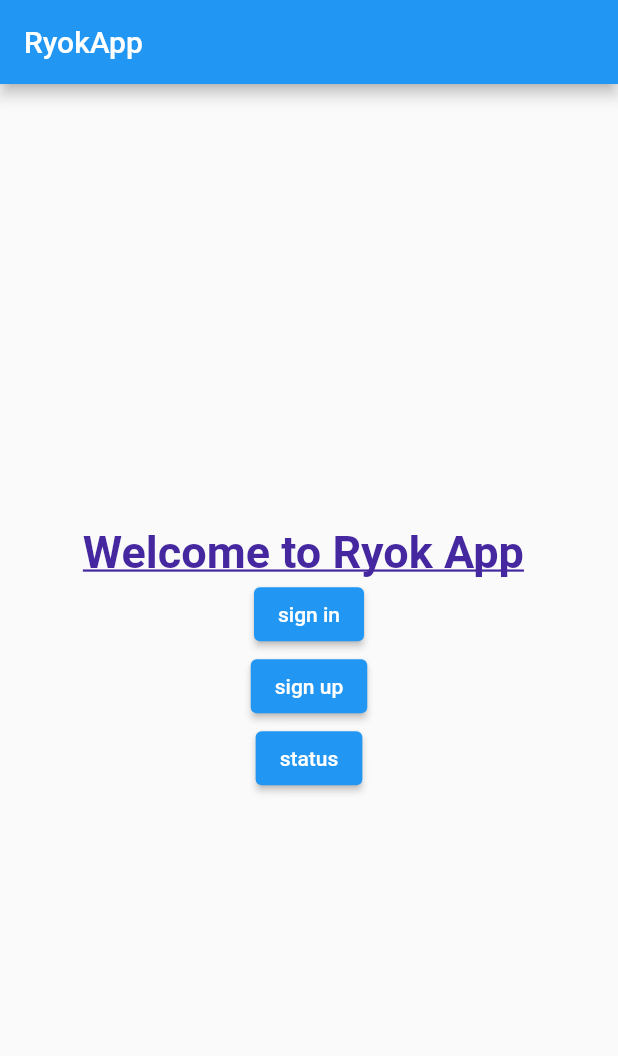
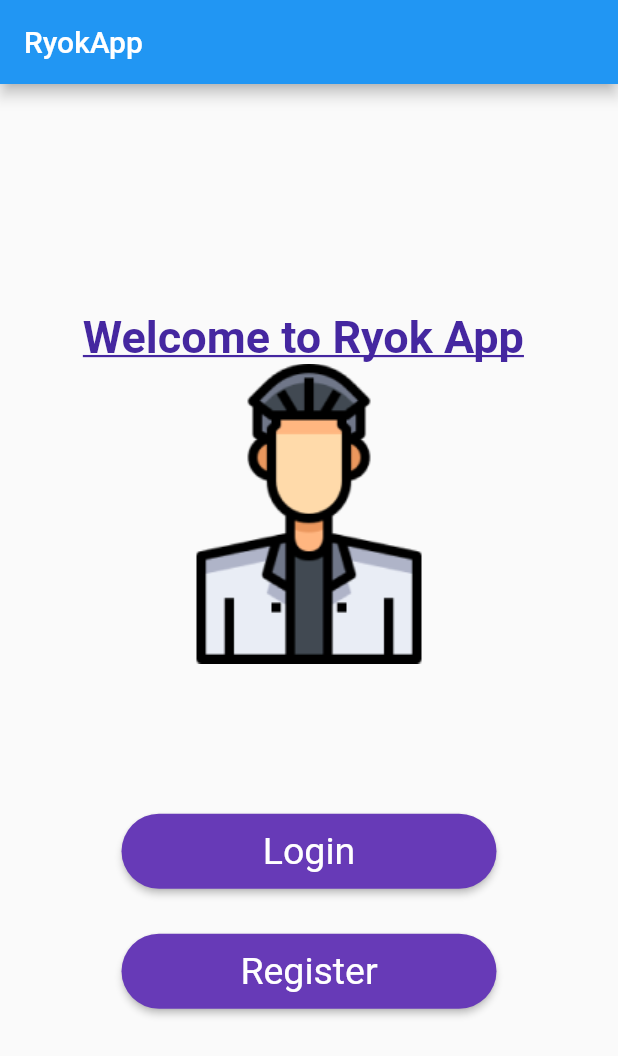
Before and after one commit to Truefes/RyokApp, a Flutter app: the screen it shows after launch, on a phone screen of 412 x 824 dp. Shown: the top 1056 px of the screen. Run offline on Flutter 3.47's test engine with Material 2 defaults, Android fonts, the light colour scheme and no system bars.

Commit message:
added style to buttons, added welcome page assets to the yaml removed status button from main page and welcome page

```diff
--- a/lib/main.dart
+++ b/lib/main.dart
@@ -32,7 +32,11 @@
         '/register': (context) => RegisterWidget(onPressed: () {
               Navigator.pop(context);
             }),
-        '/status': (context) => status_widget(onPressed: (){Navigator.pop(context);},),
+        '/status': (context) => status_widget(
+              onPressed: () {
+                Navigator.pop(context);
+              },
+            ),
 
         // '/forgot_password': (context) => forgot_password_widget(),
         // '/reset_password': (context) => reset_password_widget(),
@@ -78,17 +82,19 @@
         child: Column(
           mainAxisAlignment: MainAxisAlignment.center,
           children: <Widget>[
+
             WelcomeWidget(
               title: 'Welcome to Ryok App ',
+
               loginOnPressed: () {
                 Navigator.pushNamed(context, '/login');
               },
               signupOnPressed: () {
                 Navigator.pushNamed(context, '/register');
               },
-              statusOnPressed: (){
-                Navigator.pushNamed(context,'/status');
-              },
+              // statusOnPressed: () {
+              //   Navigator.pushNamed(context, '/status');
+              // },
             ),
           ],
         ),
--- a/lib/widgets/WelcomeWidget.dart
+++ b/lib/widgets/WelcomeWidget.dart
@@ -1,20 +1,25 @@
 import 'package:flutter/material.dart';
 
 class WelcomeWidget extends StatelessWidget {
-  final String? title;
+  final String? title; //? =>  nullable => can be null
+  final String? AssetImageLocation;
+  final String? signinText;
+  final String? signupText;
   final VoidCallback? loginOnPressed;
   final VoidCallback? signupOnPressed;
-  final VoidCallback? statusOnPressed;
+  // final VoidCallback? statusOnPressed; for debugging has to be added to constuctor parameters
   final Widget? child;
   final List<Widget>? children;
   const WelcomeWidget(
       {Key? key,
       this.title,
+      this.AssetImageLocation,
+      this.signinText,
+      this.signupText,
       this.child,
       this.children,
       this.loginOnPressed,
-      this.signupOnPressed,
-      this.statusOnPressed})
+      this.signupOnPressed})
       : super(key: key);
 
   @override
@@ -23,7 +28,8 @@ class WelcomeWidget extends StatelessWidget {
       child: Column(
         children: <Widget>[
           Text(
-            this.title ?? "WELCOME TO RYOK",
+            this.title ??
+                "WELCOME TO RYOK", // ?? => if parameter value is null then use this value
             style: TextStyle(
               fontSize: 30,
               fontWeight: FontWeight.w600,
@@ -31,19 +37,53 @@ class WelcomeWidget extends StatelessWidget {
               decoration: TextDecoration.underline,
             ),
           ),
-
-
+          Image(
+            image: AssetImage(this.AssetImageLocation ??
+                'assets/images/welcome_page/profile.png'),
+          ),
+          SizedBox(height: 100), //space between image and buttons
           Column(
             children: [
               ElevatedButton(
                 onPressed: loginOnPressed,
-                child: Text("sign in"),
+                style: ButtonStyle(
+                  backgroundColor:
+                      MaterialStateProperty.all<Color>(Colors.deepPurple),
+                  shape: MaterialStateProperty.all<RoundedRectangleBorder>(
+                    RoundedRectangleBorder(
+                        borderRadius: BorderRadius.circular(25)),
+                  ),
+                  fixedSize: MaterialStateProperty.all<Size>(Size(250, 50)),
+                ),
+                child: Text(
+                  this.signinText ?? "Login",
+                  style: TextStyle(
+                    fontSize: 25.0,
+                    fontWeight: FontWeight.normal, //FontWeight.w400,
+                  ),
+                ),
               ),
+              SizedBox(height: 30),
               ElevatedButton(
                 onPressed: signupOnPressed,
-                child: Text("sign up"),
+                child: Text(
+                  this.signupText ?? "Register", //Register might be clearer
+                  style: TextStyle(
+                    fontSize: 25.0,
+                    fontWeight: FontWeight.normal, //FontWeight.w400,
+                  ),
+                ),
+                style: ButtonStyle(
+                  backgroundColor:
+                      MaterialStateProperty.all<Color>(Colors.deepPurple),
+                  shape: MaterialStateProperty.all<RoundedRectangleBorder>(
+                    RoundedRectangleBorder(
+                        borderRadius: BorderRadius.circular(25)),
+                  ),
+                  fixedSize: MaterialStateProperty.all<Size>(Size(250, 50)),
+                ),
               ),
-              ElevatedButton(onPressed: statusOnPressed, child: Text("status"))
+              // ElevatedButton(onPressed: statusOnPressed, child: Text("status")),
             ],
           ),
         ],
--- a/pubspec.yaml
+++ b/pubspec.yaml
@@ -59,8 +59,8 @@ flutter:
   uses-material-design: true
 
   # To add assets to your application, add an assets section, like this:
-  # assets:
-  # - assets/images/welcome_page/image1wlc0.png
+  assets:
+    - assets/images/welcome_page/
 
   # An image asset can refer to one or more resolution-specific "variants", see
   # https://flutter.dev/assets-and-images/#resolution-aware.
```
